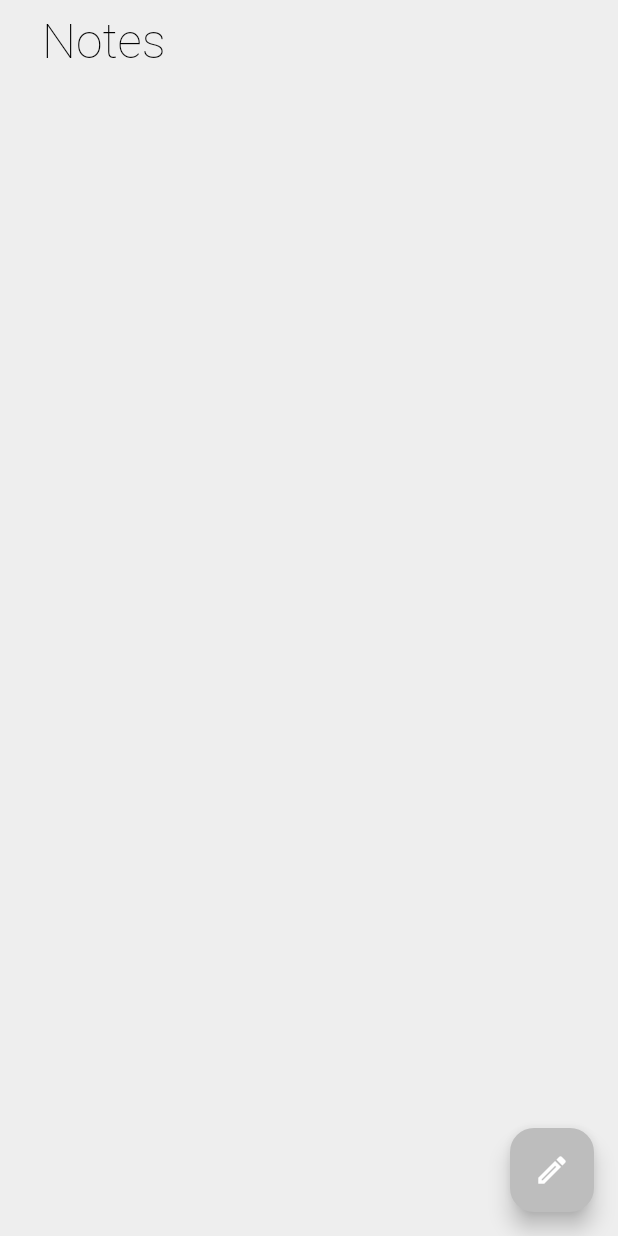
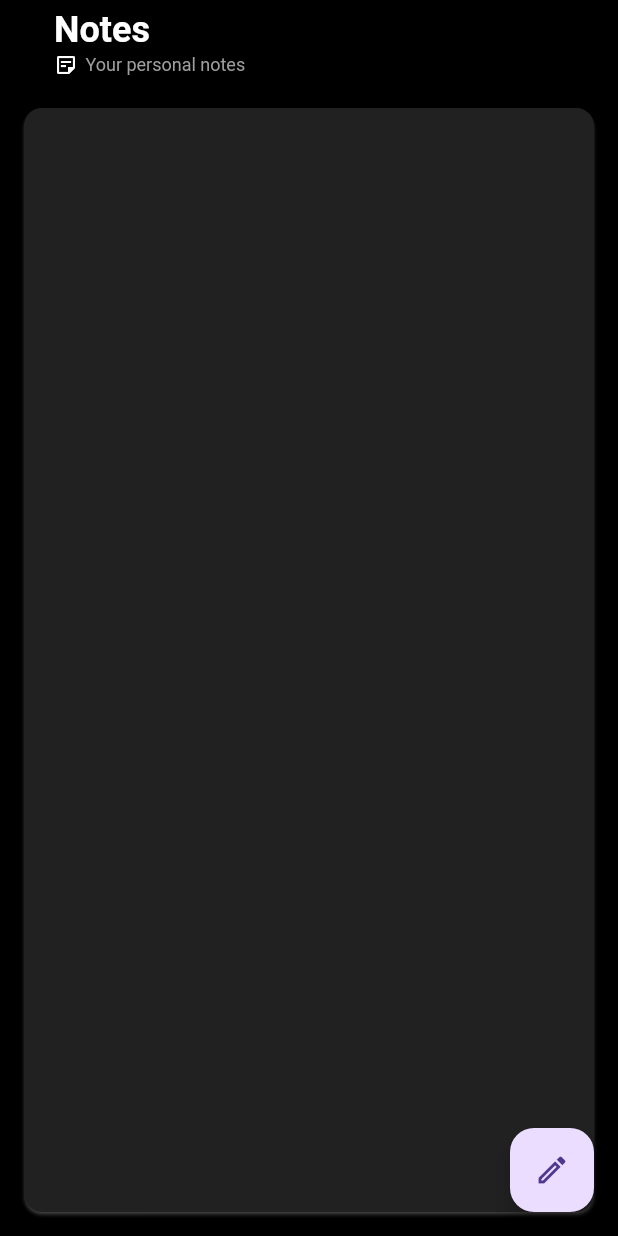
Before and after one commit to nazisharifi2025/mini-flutter-project-nots, a Flutter app: the screen it shows after launch, on a phone screen of 412 x 824 dp. Run offline on Flutter 3.47's test engine with Material 3 defaults, Android fonts, the phone set to English and light mode, and no system bars; our stand-ins replace sqflite; accounts and stored records are empty.

Commit message:
add new commit

```diff
--- a/lib/db/database-helper.dart
+++ b/lib/db/database-helper.dart
@@ -41,4 +41,9 @@ class DatabaseHelper {
     final db = await database;
     return await db.query("notes", orderBy: "id ASC");
   }
+
+  Future<void> DeleteNote(int id) async {
+    final db = await database;
+    await db.delete("notes", where: 'id = $id');
+  }
 }
--- a/lib/main.dart
+++ b/lib/main.dart
@@ -5,6 +5,7 @@ import 'package:flutter/services.dart';
 import 'package:intl/intl.dart';
 import 'package:nots/db/database-helper.dart';
 import 'package:nots/pages/Create_note.dart';
+import 'package:nots/pages/note_Description.dart';
 // import 'package:nots/pages/Home-page.dart';
 // import 'package:nots/pages/insert-todo.dart';
 import 'package:nots/theme/dark-mode.dart';
@@ -67,8 +68,6 @@ class _MyAppState extends State<MyApp> {
 
   @override
   Widget build(BuildContext context) {
-    return Consumer<ThemeProvider>(
-      builder: (context, themeProvider, child) {
     return MaterialApp(
       localizationsDelegates: [
         GlobalMaterialLocalizations.delegate,
@@ -78,30 +77,51 @@ class _MyAppState extends State<MyApp> {
       locale: _locale,
       supportedLocales: [Locale("en"), Locale("fa")],
       debugShowCheckedModeBanner: false,
-          theme: lightMode,
-          darkTheme: darkMode,
-          themeMode: themeProvider.isDarkMode
-              ? ThemeMode.dark
-              : ThemeMode.light,
-          home: Scaffold(
+
+      home: Builder(
+        builder: (context) {
+          return Scaffold(
             appBar: AppBar(
-              foregroundColor: Colors.black,
-              backgroundColor: Colors.grey.shade200,
+              foregroundColor: Colors.white,
+              backgroundColor: Colors.black,
               title: Padding(
-                padding: const EdgeInsets.all(12),
-                child: Text(
+                padding: const EdgeInsets.all(20),
+                child: Column(
+                  crossAxisAlignment: CrossAxisAlignment.start,
+                  mainAxisAlignment: MainAxisAlignment.center,
+                  children: [
+                    Text(
                       "Notes",
                       style: TextStyle(
-                    color: Colors.black,
-                    fontWeight: FontWeight(24),
-                    fontSize: 32,
+                        color: Colors.white,
+                        fontWeight: FontWeight.bold,
+                        fontSize: 24,
+                      ),
+                    ),
+                    Row(
+                      children: [
+                        Icon(
+                          Icons.sticky_note_2_outlined,
+                          color: Colors.white,
+                          size: 16,
+                        ),
+                        SizedBox(width: 5),
+                        Text(
+                          "Your personal notes",
+                          style: TextStyle(color: Colors.grey, fontSize: 12),
+                        ),
+                      ],
+                    ),
+                  ],
                 ),
               ),
             ),
-            ),
-            backgroundColor: Colors.grey.shade200,
+            backgroundColor: Colors.black,
             body: Padding(
               padding: const EdgeInsets.all(12),
+              child: Card(
+                color: Colors.grey.shade900,
+                shadowColor: Colors.grey.shade400,
                 child: ListView.builder(
                   itemCount: allNotes.length,
                   itemBuilder: (context, index) {
@@ -110,18 +130,28 @@ class _MyAppState extends State<MyApp> {
                     );
                     final finalDate = DateFormat("yyyy - MM - dd HH:mm:ss")
                         .format(dateToString);
-                  return Card(
-                    color: Colors.white,
-                    shadowColor: Colors.grey.shade400,
+                    return InkWell(
+                      onTap: () {
+                        Navigator.push(
+                          context,
+                          MaterialPageRoute(
+                            builder: (context) =>
+                                NoteDetails(note: allNotes[index]),
+                          ),
+                        );
+                      },
+
                       child: Padding(
                         padding: const EdgeInsets.all(8.0),
                         child: Container(
                           padding: EdgeInsets.all(8),
                           decoration: BoxDecoration(
-                          border: Border.symmetric(
-                            horizontal: BorderSide(color: Colors.grey.shade600),
+                            border: Border(
+                              bottom: BorderSide(
+                                color: Colors.grey,
+                                width: 1.0,
                               ),
-                          borderRadius: BorderRadius.all(Radius.circular(12)),
+                            ),
                           ),
                           child: Column(
                             crossAxisAlignment: CrossAxisAlignment.start,
@@ -130,14 +160,15 @@ class _MyAppState extends State<MyApp> {
                                 allNotes[index]["title"],
                                 style: TextStyle(
                                   fontSize: 21,
+                                  color: Colors.white,
                                   overflow: TextOverflow.ellipsis,
                                 ),
                               ),
                               Text(
                                 finalDate.toString(),
                                 style: TextStyle(
-                                color: Colors.grey.shade600,
-                                fontWeight: FontWeight(12),
+                                  color: Colors.grey.shade400,
+                                  fontWeight: FontWeight.bold,
                                 ),
                               ),
                             ],
@@ -148,18 +179,20 @@ class _MyAppState extends State<MyApp> {
                   },
                 ),
               ),
+            ),
             floatingActionButton: FloatingActionButton(
               onPressed: () {
-                Navigator.push(
+                print("Button Clicked!");
+
+                Navigator.of(
                   context,
-                  MaterialPageRoute(builder: (context) => createNote()),
-                );
+                ).push(MaterialPageRoute(builder: (context) => createNote()));
               },
               child: Icon(Icons.mode_edit_outline_outlined),
             ),
-          ),
           );
         },
+      ),
     );
   }
 }
--- a/lib/theme/dark-mode.dart
+++ b/lib/theme/dark-mode.dart
@@ -4,7 +4,7 @@ ThemeData darkMode = ThemeData(
   colorScheme: ColorScheme.dark(
     surface: Colors.black,
     primary: Colors.grey.shade800,
-    secondary: Colors.grey.shade500,
-    inversePrimary: Colors.grey.shade400,
+    secondary: Colors.white,
+    inversePrimary: Colors.white,
   ),
 );
```
Also changed, not shown: lib/pages/note_Description.dart (+62 -11 lines). Lines whose indentation alone changed are shown as unchanged.
